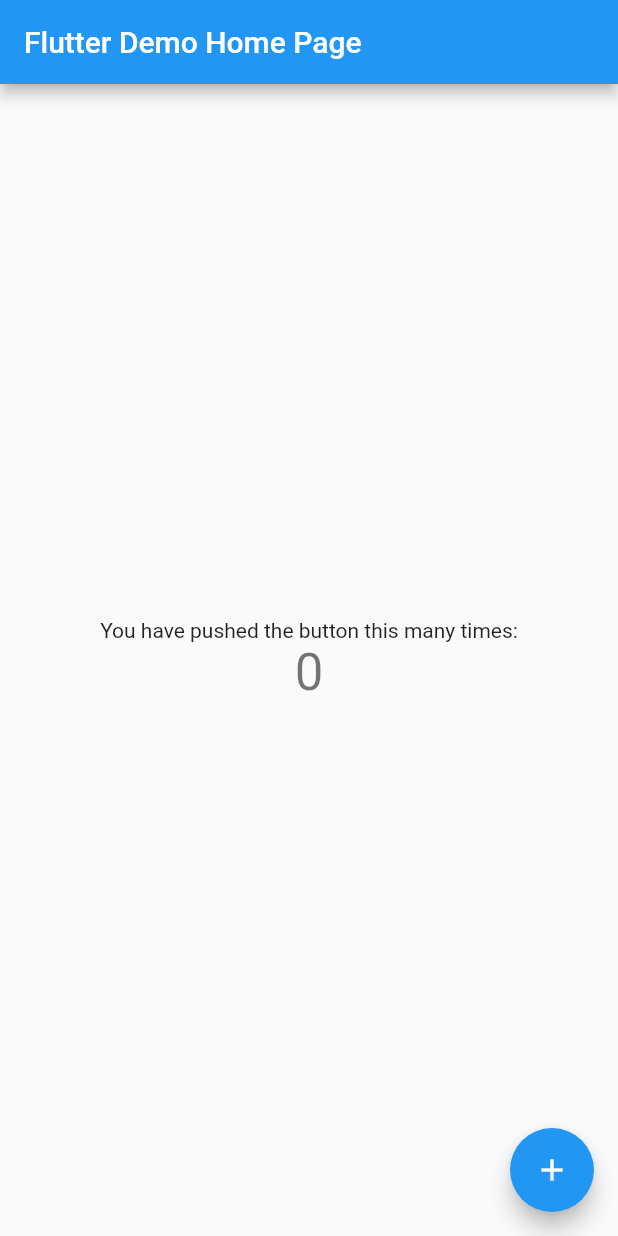
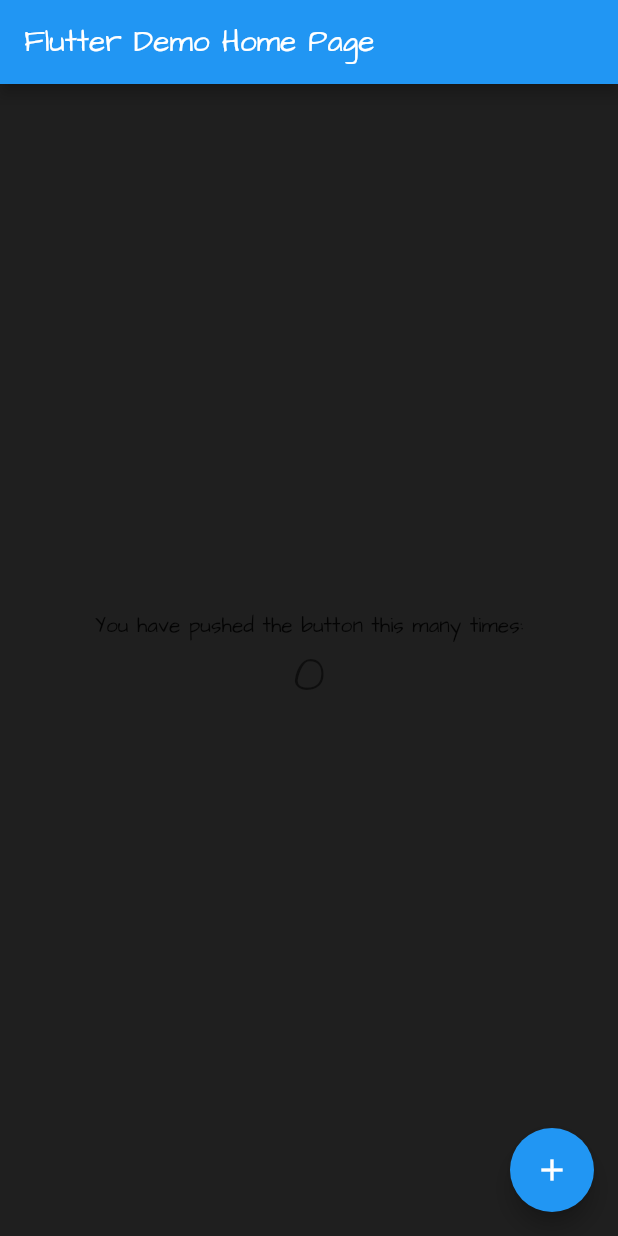
Before and after one commit to phin01/flutter_learning, a Flutter app: the screen it shows after launch, on a phone screen of 412 x 824 dp. Run offline on Flutter 3.47's test engine with Material 2 defaults, Android fonts, the phone set to English and light mode, and no system bars; our stand-ins replace dio, get_it, hive, hive_flutter; accounts and stored records are empty.

Commit message:
Import custom font

```diff
--- a/frivia/lib/main.dart
+++ b/frivia/lib/main.dart
@@ -11,18 +11,11 @@ class MyApp extends StatelessWidget {
   @override
   Widget build(BuildContext context) {
     return MaterialApp(
-      title: 'Flutter Demo',
+      title: 'Frivia',
       theme: ThemeData(
-        // This is the theme of your application.
-        //
-        // Try running your application with "flutter run". You'll see the
-        // application has a blue toolbar. Then, without quitting the app, try
-        // changing the primarySwatch below to Colors.green and then invoke
-        // "hot reload" (press "r" in the console where you ran "flutter run",
-        // or simply save your changes to "hot reload" in a Flutter IDE).
-        // Notice that the counter didn't reset back to zero; the application
-        // is not restarted.
         primarySwatch: Colors.blue,
+        fontFamily: 'ArchitectsDaughter',
+        scaffoldBackgroundColor: const Color.fromRGBO(31, 31, 31, 1.0)
       ),
       home: const MyHomePage(title: 'Flutter Demo Home Page'),
     );
```
Also changed, not shown: frivia/pubspec.yaml (+4 -4 lines), frivia/assets/fonts/ArchitectsDaughter-Regular.ttf (added).
